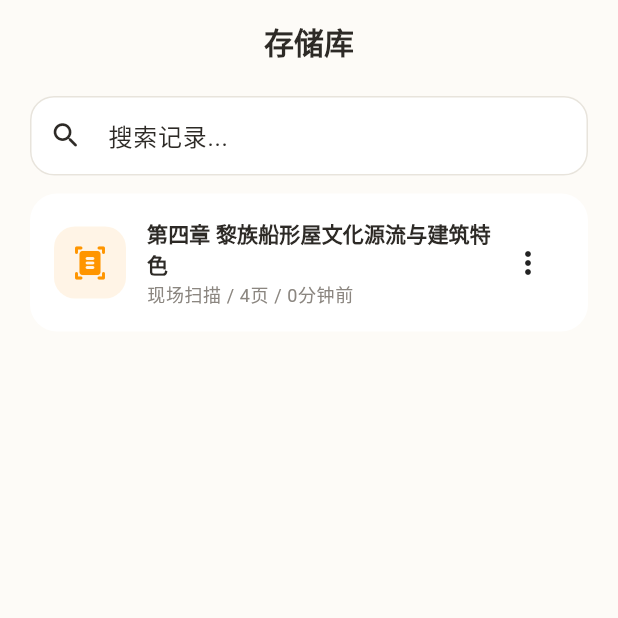
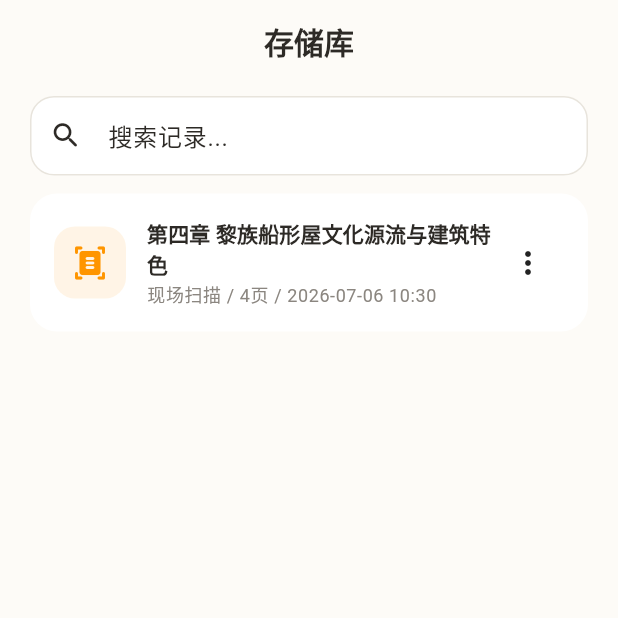
Before and after one commit to penglinghuo-alt/Bi_Sheng_Glimmer, a Flutter app: the HomePage screen opened by its route, after a tap on "本地文件", after a tap on "存储库", on a phone screen of 412 x 824 dp, the top half of it. Run offline on Flutter 3.47's test engine with Material 3 defaults, Android fonts, the phone set to English and light mode, and no system bars; our stand-ins replace dio, flutter_riverpod, go_router, image_picker, permission_handler, shared_preferences; accounts and stored records are empty.

Commit message:
fix: show actual timestamp instead of relative time, replace empty dot preview with text_content
- repo_list_page.dart: _timeAgo() now shows YYYY-MM-DD HH:MM format
- home_page.dart: file selector time shows actual datetime instead of '分钟前'
- preview_page.dart: remove blank dot matrix grid, show text_content if available
Co-authored-by: monkeycode-ai <monkeycode-ai@chaitin.com>

```diff
--- a/book_scanner/lib/features/home/view/home_page.dart
+++ b/book_scanner/lib/features/home/view/home_page.dart
@@ -150,7 +150,6 @@ class _HomePageState extends ConsumerState<HomePage> {
         ]),
       );
     }
-    final now = DateTime.now();
     return Container(
       padding: const EdgeInsets.all(12),
       decoration: BoxDecoration(
@@ -163,8 +162,8 @@ class _HomePageState extends ConsumerState<HomePage> {
           child: Text('选择存储库文件', style: theme.textTheme.labelMedium?.copyWith(color: theme.colorScheme.onSurface.withValues(alpha: 0.6))),
         ),
         ...records.map((r) {
-          final diff = now.difference(r.createdAt);
-          final timeStr = diff.inDays > 0 ? '${diff.inDays}天前' : (diff.inHours > 0 ? '${diff.inHours}小时前' : '${diff.inMinutes}分钟前');
+          final timeStr = '${r.createdAt.year}-${r.createdAt.month.toString().padLeft(2, '0')}-${r.createdAt.day.toString().padLeft(2, '0')} '
+              '${r.createdAt.hour.toString().padLeft(2, '0')}:${r.createdAt.minute.toString().padLeft(2, '0')}';
           return Padding(
             padding: const EdgeInsets.only(bottom: 6),
             child: Material(
--- a/book_scanner/lib/features/repository/view/repo_list_page.dart
+++ b/book_scanner/lib/features/repository/view/repo_list_page.dart
@@ -130,9 +130,7 @@ class RepoListPage extends ConsumerWidget {
   }
 
   String _timeAgo(DateTime dt) {
-    final diff = DateTime.now().difference(dt);
-    if (diff.inMinutes < 60) return '${diff.inMinutes}分钟前';
-    if (diff.inHours < 24) return '${diff.inHours}小时前';
-    return '${diff.inDays}天前';
+    return '${dt.year}-${dt.month.toString().padLeft(2, '0')}-${dt.day.toString().padLeft(2, '0')} '
+        '${dt.hour.toString().padLeft(2, '0')}:${dt.minute.toString().padLeft(2, '0')}';
   }
 }
```
Also changed, not shown: book_scanner/lib/features/repository/view/preview_page.dart (+12 -32 lines).
